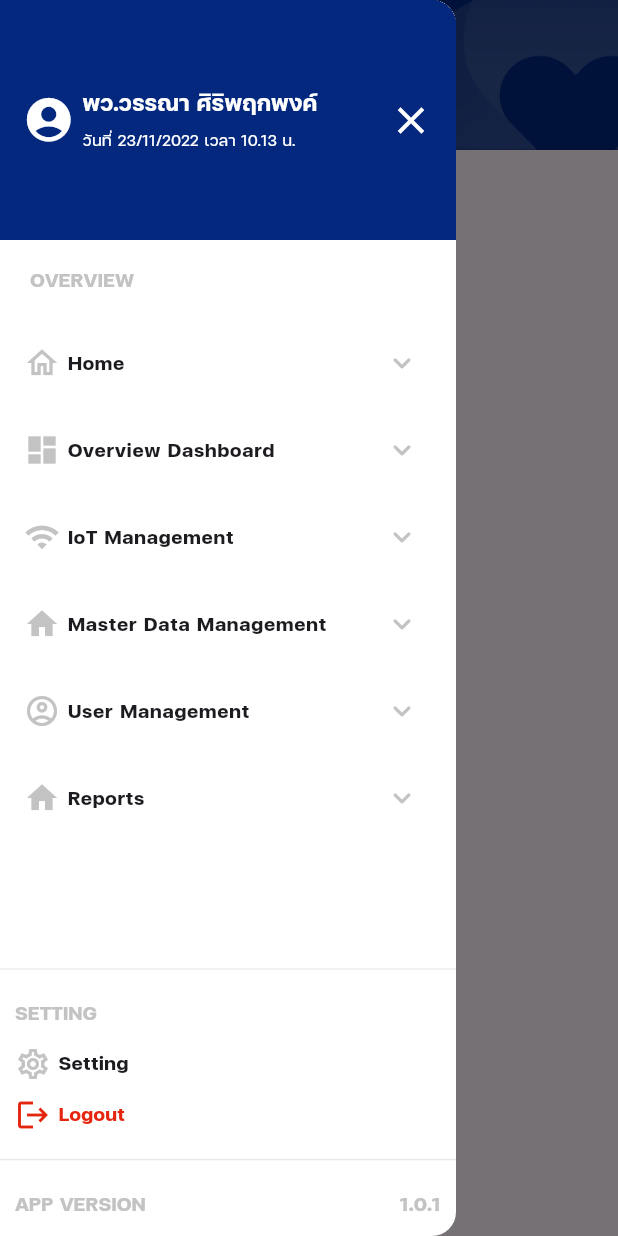
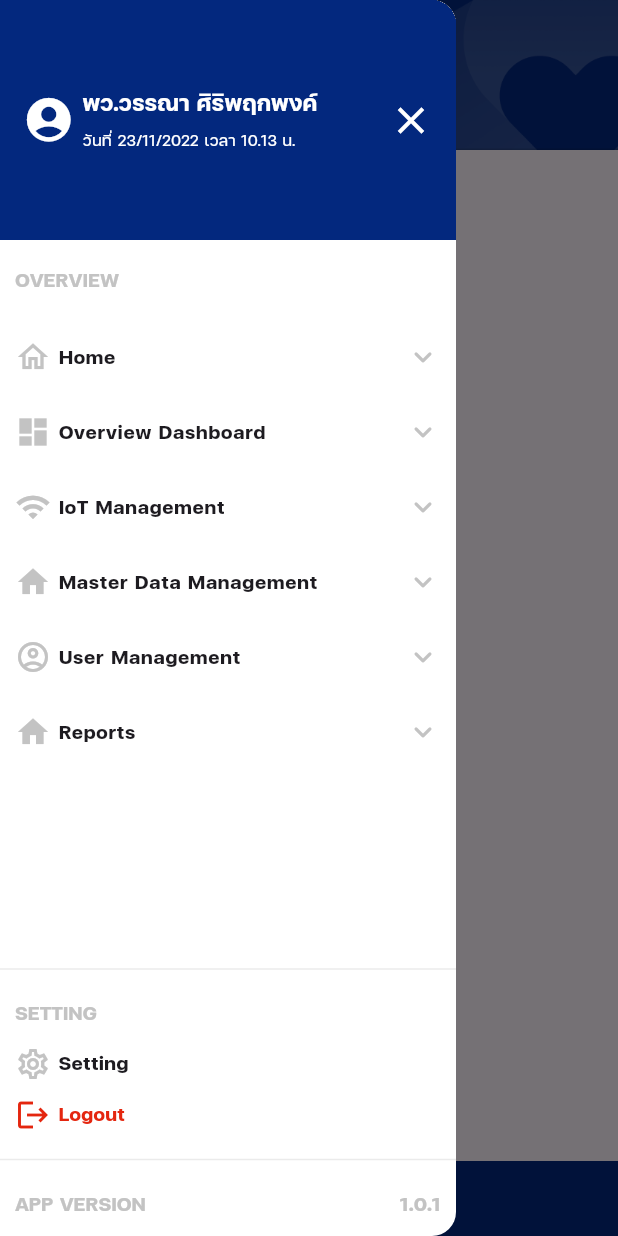
Before and after one commit to BeamSunny/template_flutter_beam, a Flutter app: the screen it shows after launch, with the side drawer open, on a phone screen of 412 x 824 dp. Run offline on Flutter 3.47's test engine with Material 3 defaults, Android fonts, the light colour scheme and no system bars; our stand-ins replace go_router, shared_preferences.

Commit message:
Update Sidebar

```diff
--- a/lib/component/shared/footer.dart
+++ b/lib/component/shared/footer.dart
@@ -7,13 +7,12 @@ class Footer extends StatelessWidget {
   @override
   Widget build(BuildContext context) {
     return Container(
-      padding: const EdgeInsets.symmetric(vertical: 12),
+      padding: const EdgeInsets.symmetric(vertical: 15),
       color: Theme.of(context).appColors.primaryMain,
       alignment: Alignment.center,
       child: Text(
-        'Footer',
-        style: Theme.of(context).appTexts.bodySm.copyWith(
-              fontWeight: FontWeight.bold,
+        "Version 0.1.1",
+        style: Theme.of(context).appTexts.body.copyWith(
               color: Theme.of(context).appColors.white,
             ),
       ),
--- a/lib/component/shared/sidebar.dart
+++ b/lib/component/shared/sidebar.dart
@@ -75,7 +75,7 @@ class SideBar extends StatelessWidget {
                   children: [
                     Container(
                       padding: const EdgeInsets.symmetric(
-                          horizontal: 20, vertical: 15),
+                          horizontal: 10, vertical: 15),
                       width: double.infinity,
                       child: Text(
                         "OVERVIEW",
@@ -86,6 +86,9 @@ class SideBar extends StatelessWidget {
                     ),
                     ...menuList.map((data) {
                       return ExpansionTile(
+                        dense: true,
+                        tilePadding: const EdgeInsets.symmetric(
+                            vertical: 0, horizontal: 10),
                         shape: const Border(),
                         trailing: Icon(
                           Icons.keyboard_arrow_down_rounded,
--- a/lib/layout.dart
+++ b/lib/layout.dart
@@ -1,6 +1,7 @@
 import 'package:flutter/material.dart';
 import 'package:go_router/go_router.dart';
 import 'package:template_flutter_beam/component/shared/app_top_bar.dart';
+import 'package:template_flutter_beam/component/shared/footer.dart';
 import 'package:template_flutter_beam/component/shared/sidebar.dart';
 import 'package:template_flutter_beam/models/other.dart';
 
@@ -32,8 +33,20 @@ class Layout extends StatelessWidget {
             description: "${findPathList.description}",
           )),
       drawer: const SideBar(),
-      body: SafeArea(child: child),
-      // bottomSheet: const Footer(),
+      body: Column(
+        children: [
+          Expanded(
+            child: Container(
+              margin: const EdgeInsets.symmetric(
+                horizontal: 10,
+                vertical: 20,
+              ),
+              child: child,
+            ),
+          ),
+          const Footer(),
+        ],
+      ),
     );
   }
 }
--- a/lib/pages/demo.dart
+++ b/lib/pages/demo.dart
@@ -12,14 +12,14 @@ class _DemoState extends State<Demo> {
   @override
   Widget build(BuildContext context) {
     return Scaffold(
-      // drawer: MedDrawer(),
-      // appBar: MedAppbar(title: 'Medication Cart Monitoring'),
       body: Container(
         width: double.infinity,
-        child: Layout(
+        child: const Layout(
           child: SingleChildScrollView(
             child: SafeArea(
-              child: Text("สวัสดี"),
+              child: Column(
+                children: [Text("Test")],
+              ),
             ),
           ),
         ),
```
